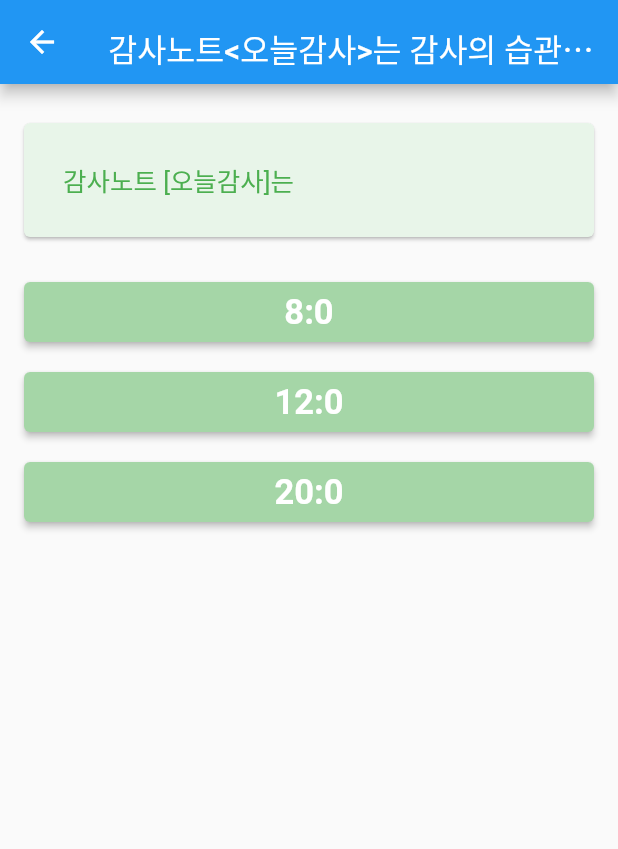
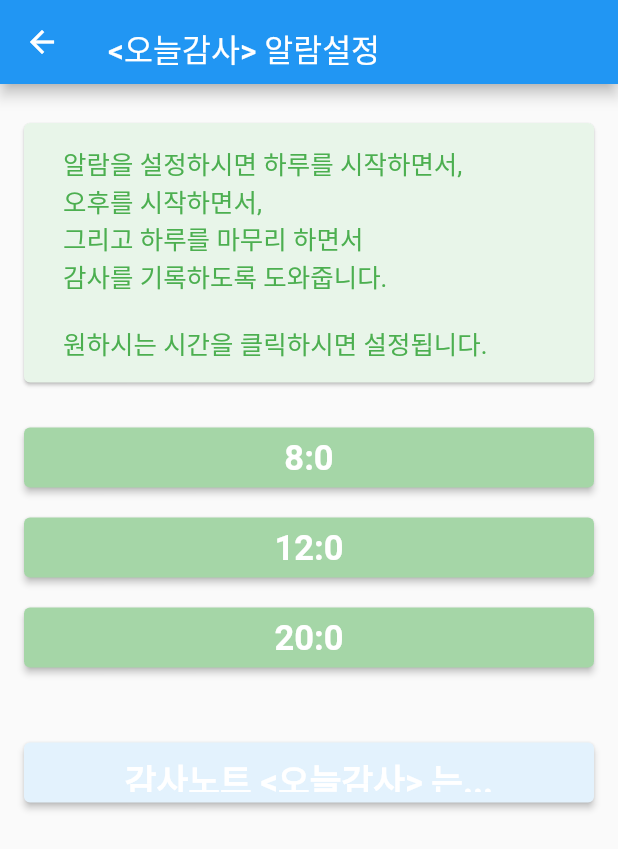
Before and after one commit to mygospel/thanks2, a Flutter app: the SettingApp screen opened directly, on a phone screen of 412 x 824 dp. Shown: the top 849 px of the screen. Run offline on Flutter 3.47's test engine with Material 2 defaults, Android fonts, the light colour scheme and no system bars; our stand-ins replace badges, flutter_local_notifications, flutter_native_splash, fluttertoast, material_design_icons_flutter, shared_preferences and 4 more; missing offline and left inert: calendar_calendar; accounts and stored records are empty.

Commit message:
알람성공3

```diff
--- a/lib/setting.dart
+++ b/lib/setting.dart
@@ -132,7 +132,7 @@ class SettingAppState extends State<SettingApp> {
           // you can forcefully translate values left side using Transform
           transform: Matrix4.translationValues(0.0, 5.0, 0.0),
           child: Text(
-            "감사노트<오늘감사>는 감사의 습관을 만드는데 도움이 됩니다. 알람을 설정하시면 하루를 시작하면서, 오후를 시작하면서 그리고 하루를 마무리 하면서 감사를 기록하도록 도와줍니다.",
+            "<오늘감사> 알람설정",
             textAlign: TextAlign.center,
             style: TextStyle(
               color: Colors.white,
@@ -150,7 +150,13 @@ class SettingAppState extends State<SettingApp> {
               child: Padding(
                 padding: const EdgeInsets.all(10),
                 child: ListTile(
-                  title: Text("감사노트 [오늘감사]는",
+                  title: Text('''
+알람을 설정하시면 하루를 시작하면서,
+오후를 시작하면서,
+그리고 하루를 마무리 하면서
+감사를 기록하도록 도와줍니다.
+
+원하시는 시간을 클릭하시면 설정됩니다.''',
                       style: TextStyle(
                         color: Colors.green,
                       )),
@@ -159,6 +165,7 @@ class SettingAppState extends State<SettingApp> {
           WidgetBTN(0, 08, 00),
           WidgetBTN(1, 12, 00),
           WidgetBTN(2, 20, 00),
+          HelpBTN(),
         ])),
       ),
     );
@@ -190,6 +197,32 @@ class SettingAppState extends State<SettingApp> {
       ),
     );
   }
+
+  Container HelpBTN() {
+    return Container(
+      margin: const EdgeInsets.fromLTRB(0, 40, 0, 10),
+      child: SizedBox(
+        height: 40, //height of button
+        width: double.infinity, //width of button equal to parent widget
+        child: ElevatedButton(
+          onPressed: () => {},
+          style: ElevatedButton.styleFrom(
+              onPrimary: Colors.black,
+              textStyle: const TextStyle(fontSize: 20),
+              primary: Colors.blue[50], //background color of button
+              //side: BorderSide(width: 0, color: Colors.brown), //border width and color
+              elevation: 2, //elevation of button
+              padding: EdgeInsets.all(7) //content padding inside button
+              ),
+          child: Text("감사노트 <오늘감사> 는...",
+              style: TextStyle(
+                  color: Colors.white,
+                  fontSize: 23,
+                  fontWeight: FontWeight.bold)),
+        ),
+      ),
+    );
+  }
 }
 
 void changeNotiState(noti_id, state) async {
```
